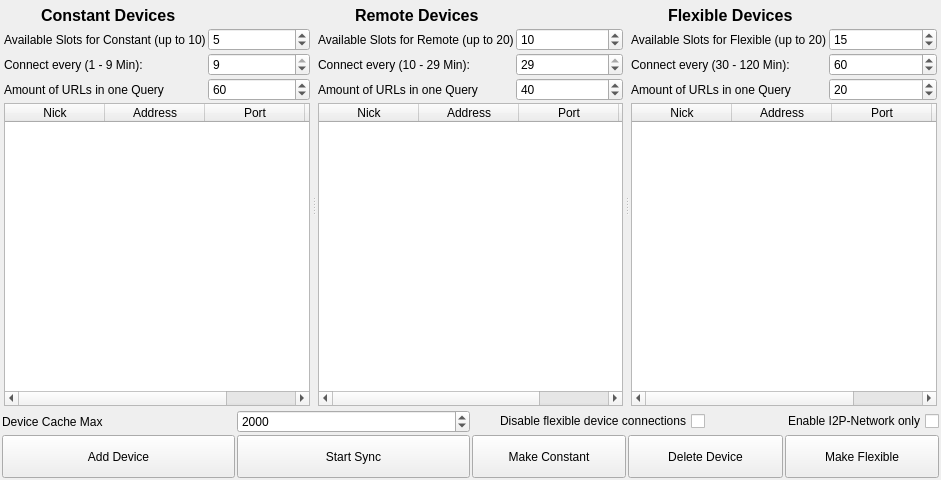
The window that ui/connection-display.ui (berndhs/arado) describes before a commit, drawn with Qt 5.
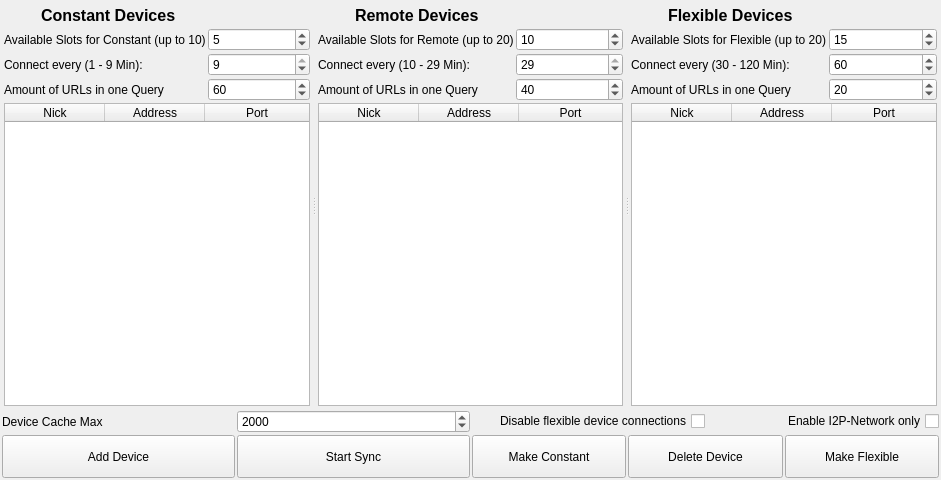
The same window after the commit. Icons and pictures are not drawn.

Commit message: UUID column deleted, as already in tooltip shown.

Diff of the .ui file:
```diff
--- a/ui/connection-display.ui
+++ b/ui/connection-display.ui
@@ -176,11 +176,6 @@
            <string>Port</string>
           </property>
          </column>
-         <column>
-          <property name="text">
-           <string>UUID</string>
-          </property>
-         </column>
         </widget>
        </item>
       </layout>
@@ -339,11 +334,6 @@
            <string>Port</string>
           </property>
          </column>
-         <column>
-          <property name="text">
-           <string>UUID</string>
-          </property>
-         </column>
         </widget>
        </item>
       </layout>
@@ -505,11 +495,6 @@
            <string>Port</string>
           </property>
          </column>
-         <column>
-          <property name="text">
-           <string>UUID</string>
-          </property>
-         </column>
         </widget>
        </item>
       </layout>
```
